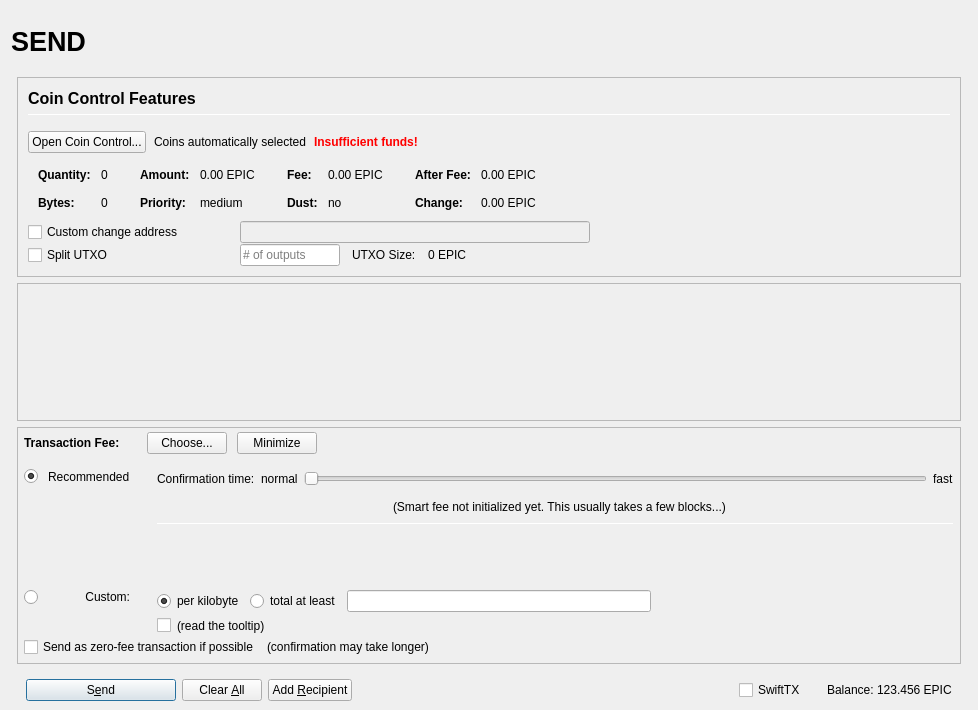
Before: the Qt Designer form src/qt/forms/sendcoinsdialog.ui in louis-lee/elunium, drawn with Qt 5.
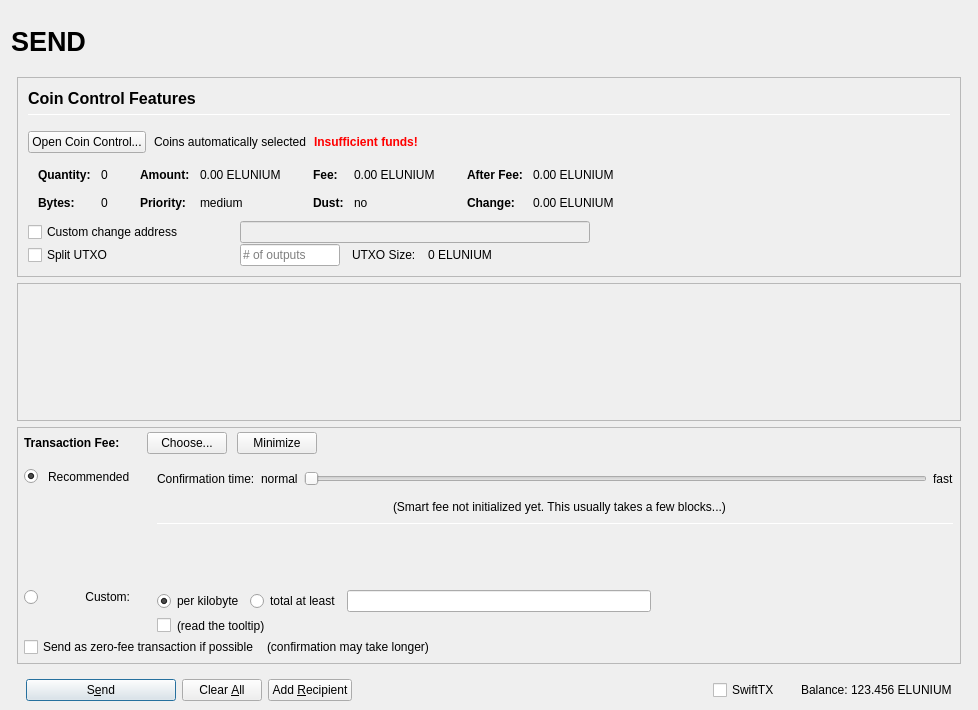
After: the same form once the commit is applied. Icons and pictures are not drawn. Custom widgets are drawn as their Qt base class.

What changed in the file:
```diff
--- a/src/qt/forms/sendcoinsdialog.ui
+++ b/src/qt/forms/sendcoinsdialog.ui
@@ -493,7 +493,7 @@
                         <enum>Qt::ActionsContextMenu</enum>
                        </property>
                        <property name="text">
-                        <string notr="true">0.00 EPIC</string>
+                        <string notr="true">0.00 ELUNIUM</string>
                        </property>
                        <property name="textInteractionFlags">
                         <set>Qt::LinksAccessibleByMouse|Qt::TextSelectableByKeyboard|Qt::TextSelectableByMouse</set>
@@ -573,7 +573,7 @@
                         <enum>Qt::ActionsContextMenu</enum>
                        </property>
                        <property name="text">
-                        <string notr="true">0.00 EPIC</string>
+                        <string notr="true">0.00 ELUNIUM</string>
                        </property>
                        <property name="textInteractionFlags">
                         <set>Qt::LinksAccessibleByMouse|Qt::TextSelectableByKeyboard|Qt::TextSelectableByMouse</set>
@@ -653,7 +653,7 @@
                         <enum>Qt::ActionsContextMenu</enum>
                        </property>
                        <property name="text">
-                        <string notr="true">0.00 EPIC</string>
+                        <string notr="true">0.00 ELUNIUM</string>
                        </property>
                        <property name="textInteractionFlags">
                         <set>Qt::LinksAccessibleByMouse|Qt::TextSelectableByKeyboard|Qt::TextSelectableByMouse</set>
@@ -682,7 +682,7 @@
                         <enum>Qt::ActionsContextMenu</enum>
                        </property>
                        <property name="text">
-                        <string notr="true">0.00 EPIC</string>
+                        <string notr="true">0.00 ELUNIUM</string>
                        </property>
                        <property name="textInteractionFlags">
                         <set>Qt::LinksAccessibleByMouse|Qt::TextSelectableByKeyboard|Qt::TextSelectableByMouse</set>
@@ -849,7 +849,7 @@
                 <item>
                  <widget class="QLabel" name="labelBlockSize">
                   <property name="text">
-                   <string>0 EPIC</string>
+                   <string>0 ELUNIUM</string>
                   </property>
                  </widget>
                 </item>
@@ -1715,7 +1715,7 @@
                 <cursorShape>IBeamCursor</cursorShape>
                </property>
                <property name="text">
-                <string notr="true">123.456 EPIC</string>
+                <string notr="true">123.456 ELUNIUM</string>
                </property>
                <property name="textInteractionFlags">
                 <set>Qt::LinksAccessibleByMouse|Qt::TextSelectableByKeyboard|Qt::TextSelectableByMouse</set>
```
Left out of the diff: 16 changed lines with no effect on the pictures.
